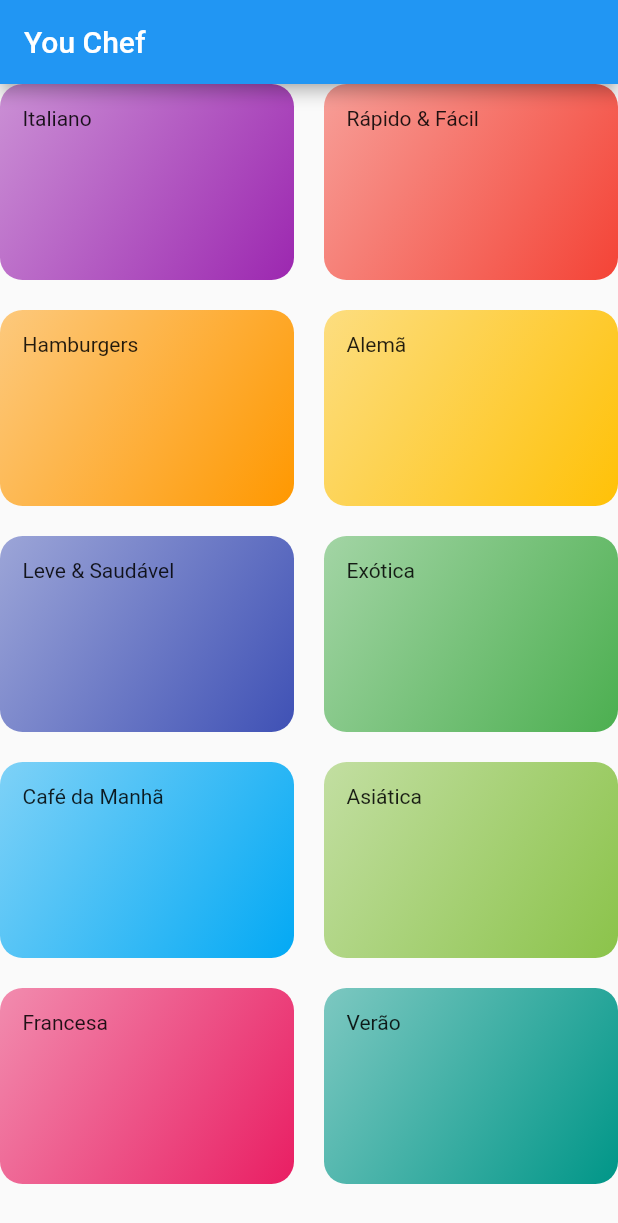
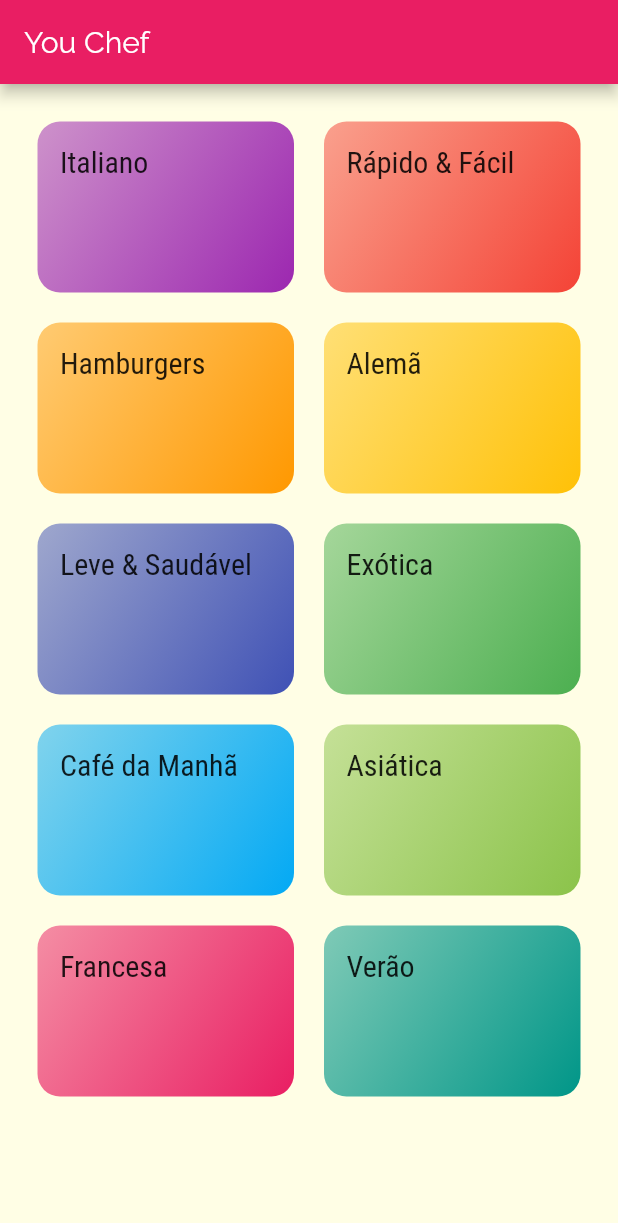
Before and after one commit to ramonmpacheco/youchef, a Flutter app: the screen it shows after launch, on a phone screen of 412 x 824 dp. Shown: the top 1223 px of the screen. Run offline on Flutter 3.47's test engine with Material 2 defaults, Android fonts, the phone set to English and light mode, and no system bars.

Commit message:
add: fonts and theme

```diff
--- a/lib/components/category_item.dart
+++ b/lib/components/category_item.dart
@@ -10,7 +10,10 @@
   Widget build(BuildContext context) {
     return Container(
       padding: EdgeInsets.all(15),
-      child: Text(category.title),
+      child: Text(
+        category.title,
+        style: Theme.of(context).textTheme.headline6,
+      ),
       decoration: BoxDecoration(
         borderRadius: BorderRadius.circular(15),
         gradient: LinearGradient(
--- a/lib/main.dart
+++ b/lib/main.dart
@@ -10,7 +10,16 @@
     return MaterialApp(
       title: 'You Chef',
       theme: ThemeData(
-        primarySwatch: Colors.blue,
+        primarySwatch: Colors.pink,
+        accentColor: Colors.amber,
+        fontFamily: 'Raleway',
+        canvasColor: Color.fromRGBO(255, 254, 229, 1),
+        textTheme: ThemeData.light().textTheme.copyWith(
+              headline6: TextStyle(
+                fontSize: 20,
+                fontFamily: 'RobotoCondensed',
+              ),
+            ),
       ),
       home: CategoriesScreen(),
     );
--- a/lib/screens/categories_screen.dart
+++ b/lib/screens/categories_screen.dart
@@ -10,6 +10,7 @@
         title: Text('You Chef'),
       ),
       body: GridView(
+        padding: EdgeInsets.all(25),
         gridDelegate: SliverGridDelegateWithMaxCrossAxisExtent(
             maxCrossAxisExtent: 200,
             childAspectRatio: 3 / 2,
```
Also changed, not shown: pubspec.yaml (+17 -0 lines), assets/fonts/Raleway-Black.ttf (added), assets/fonts/Raleway-Bold.ttf (added), assets/fonts/Raleway-Regular.ttf (added), assets/fonts/RobotoCondensed-Bold.ttf (added), assets/fonts/RobotoCondensed-Italic.ttf (added), assets/fonts/RobotoCondensed-Light.ttf (added), assets/fonts/RobotoCondensed-Regular.ttf (added).
